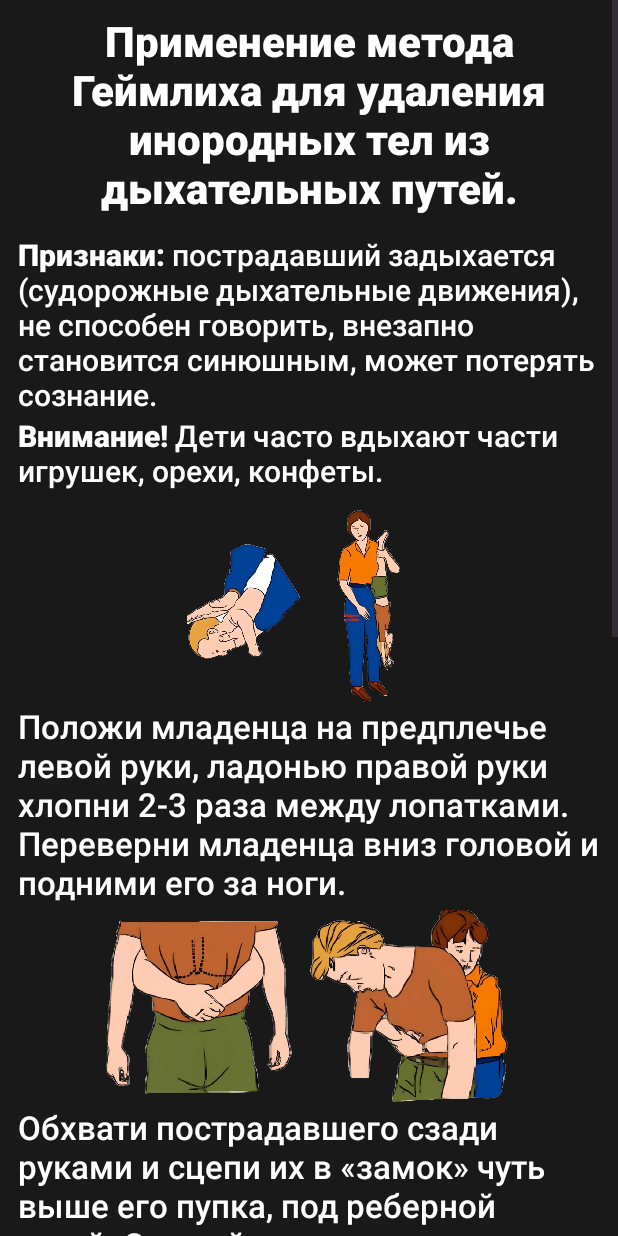
After one commit to VaultSoldier/EmergencyAPP, an Android app: the layout fragment_tab_4.xml on its own in the app's theme, with its tools: preview values and no code run, on a phone screen of 412 x 824 dp. The commit adds this screen. Run offline under Robolectric (Android 15) with nearby library versions, the phone set to English and light mode, and no system bars.

Commit message:
New tab button

```diff
--- a/app/src/main/java/com/example/emergencyapp/fragments/Button1Fragment.kt
+++ b/app/src/main/java/com/example/emergencyapp/fragments/Button1Fragment.kt
@@ -37,6 +37,7 @@ class Button1Fragment : Fragment() {
                 0 -> tab.text = "ПМП"
                 1 -> tab.text = "СЛР"
                 2 -> tab.text = "ЗМС"
+                3 -> tab.text = "ПМГ"
                 else -> tab.text = "Tab $position" // Handle additional positions if needed
             }
         }.attach()
--- a/app/src/main/java/com/example/emergencyapp/fragments/PageAdapterFragment.kt
+++ b/app/src/main/java/com/example/emergencyapp/fragments/PageAdapterFragment.kt
@@ -9,7 +9,7 @@ class SimpleFragmentPagerAdapter(fragmentManager: FragmentManager, lifecycle: Li
     FragmentStateAdapter(fragmentManager, lifecycle) {
 
     override fun getItemCount(): Int {
-        return 3
+        return 7
     }
 
     override fun createFragment(position: Int): Fragment {
@@ -17,6 +17,10 @@ class SimpleFragmentPagerAdapter(fragmentManager: FragmentManager, lifecycle: Li
             0 -> Tab1Fragment()
             1 -> Tab2Fragment()
             2 -> Tab3Fragment()
+            3 -> Tab4Fragment()
+            4 -> Tab4Fragment()
+            5 -> Tab4Fragment()
+            6 -> Tab4Fragment()
             else -> Tab1Fragment()
         }
     }
--- /dev/null
+++ b/app/src/main/java/com/example/emergencyapp/fragments/Tab_4Fragment.kt
@@ -0,0 +1,14 @@
+package com.example.emergencyapp.fragments
+
+import android.os.Bundle
+import androidx.fragment.app.Fragment
+import android.view.LayoutInflater
+import android.view.View
+import android.view.ViewGroup
+import com.example.emergencyapp.R
+
+class Tab4Fragment : Fragment() {
+    override fun onCreateView(inflater: LayoutInflater, container: ViewGroup?, savedInstanceState: Bundle?): View? {
+        return inflater.inflate(R.layout.fragment_tab_4, container, false)
+    }
+}
--- /dev/null
+++ b/app/src/main/res/layout/fragment_tab_4.xml
@@ -0,0 +1,107 @@
+<?xml version="1.0" encoding="utf-8"?>
+<ScrollView xmlns:android="http://schemas.android.com/apk/res/android"
+    xmlns:tools="http://schemas.android.com/tools"
+    android:layout_width="match_parent"
+    android:layout_height="match_parent"
+    android:layout_alignParentBottom="true"
+    android:background="@color/bg_color"
+    tools:context=".fragments.Tab4Fragment">
+
+    <LinearLayout
+        android:layout_width="match_parent"
+        android:layout_height="wrap_content"
+        android:orientation="vertical"
+        android:layout_marginHorizontal="12sp" >
+
+        <TextView
+            android:layout_width="match_parent"
+            android:layout_height="wrap_content"
+            android:layout_marginTop="8sp"
+            android:layout_marginBottom="12sp"
+            android:fontFamily="sans-serif-black"
+            android:text="@string/h5"
+            android:textAlignment="center"
+            android:textColor="#FFFFFF"
+            android:textSize="28sp"
+            android:textStyle="bold" />
+        <TextView
+            android:layout_width="match_parent"
+            android:layout_height="wrap_content"
+            android:fontFamily="sans-serif-medium"
+            android:text="@string/h5_1"
+            android:textAlignment="textStart"
+            android:textColor="#FFFFFF"
+            android:textSize="20sp" />
+        <TextView
+            android:layout_width="match_parent"
+            android:layout_height="wrap_content"
+            android:fontFamily="sans-serif-medium"
+            android:text="@string/h5_2"
+            android:textAlignment="textStart"
+            android:textColor="#FFFFFF"
+            android:textSize="20sp"
+            android:layout_marginBottom="12sp"/>
+
+        <ImageView
+            android:layout_width="match_parent"
+            android:layout_height="130sp"
+            android:importantForAccessibility="no"
+            android:src="@raw/first_aid4_1" />
+        <TextView
+            android:layout_width="match_parent"
+            android:layout_height="wrap_content"
+            android:fontFamily="sans-serif-medium"
+            android:text="@string/h5_1_text"
+            android:textAlignment="textStart"
+            android:textColor="#FFFFFF"
+            android:textSize="22sp"
+            android:layout_marginBottom="4sp"/>
+
+        <ImageView
+            android:layout_width="match_parent"
+            android:layout_height="130sp"
+            android:importantForAccessibility="no"
+            android:src="@raw/first_aid4_2" />
+        <TextView
+            android:layout_width="match_parent"
+            android:layout_height="wrap_content"
+            android:fontFamily="sans-serif-medium"
+            android:text="@string/h5_2_text"
+            android:textAlignment="textStart"
+            android:textColor="#FFFFFF"
+            android:textSize="22sp"
+            android:layout_marginBottom="4sp"/>
+
+        <ImageView
+            android:layout_width="match_parent"
+            android:layout_height="130sp"
+            android:importantForAccessibility="no"
+            android:src="@raw/first_aid2_4" />
+        <TextView
+            android:layout_width="match_parent"
+            android:layout_height="wrap_content"
+            android:fontFamily="sans-serif-medium"
+            android:text="@string/h5_3_text"
+            android:textAlignment="textStart"
+            android:textColor="#FFFFFF"
+            android:textSize="22sp"
+            android:layout_marginTop="4sp"
+            android:layout_marginBottom="4sp" />
+
+        <ImageView
+            android:layout_width="match_parent"
+            android:layout_height="130sp"
+            android:importantForAccessibility="no"
+            android:src="@raw/first_aid4_3" />
+        <TextView
+            android:layout_width="match_parent"
+            android:layout_height="wrap_content"
+            android:fontFamily="sans-serif-medium"
+            android:text="@string/h5_4_text"
+            android:textAlignment="textStart"
+            android:textColor="#FFFFFF"
+            android:textSize="22sp"
+            android:layout_marginTop="4sp"
+            android:layout_marginBottom="4sp" />
+    </LinearLayout>
+</ScrollView>
--- a/app/src/main/res/values/strings.xml
+++ b/app/src/main/res/values/strings.xml
@@ -186,4 +186,26 @@
         реакцию зрачков на свет (определение эффективности
         реанимационных мероприятий).
     </string>
+
+    <string name="h5">Применение метода Геймлиха для удаления инородных тел из дыхательных путей.</string>
+    <string name="h5_1"><b>Признаки:</b> пострадавший задыхается (судорожные дыхательные движения),
+        не способен говорить, внезапно становится синюшным, может потерять сознание.
+    </string>
+    <string name="h5_2"><b>Внимание!</b> Дети часто вдыхают части игрушек, орехи, конфеты.</string>
+    <string name="h5_1_text">Положи младенца на предплечье левой руки, ладонью
+        правой руки хлопни 2-3 раза между лопатками. Переверни
+        младенца вниз головой и подними его за ноги.
+    </string>
+    <string name="h5_2_text">Обхвати пострадавшего сзади руками и сцепи их в
+        «замок» чуть выше его пупка, под реберной дугой. С силой резко надави
+        сложенными в «замок» кистями в надчревную область. Повтори серию
+        надавливаний 3 раза. Беременным женщинам следует сдавливать нижние
+        отделы грудной клетки.
+    </string>
+    <string name="h5_3_text">Если пострадавший без сознания, сядь сверху на бедра,
+        обеими ладонями резко надави на реберные дуги. Повтори серию надавливаний 3 раза.
+    </string>
+    <string name="h5_4_text">Извлеки посторонний предмет пальцами, обернутыми
+        салфеткой, бинтом. Перед извлечением инородного тела изо рта
+        пострадавшего, лежащего на спине, необходимо повернуть голову набок.</string>
 </resources>
```
Also changed, not shown: app/src/main/res/raw/first_aid4_1.webp (added), app/src/main/res/raw/first_aid4_2.webp (added), app/src/main/res/raw/first_aid4_3.webp (added).
